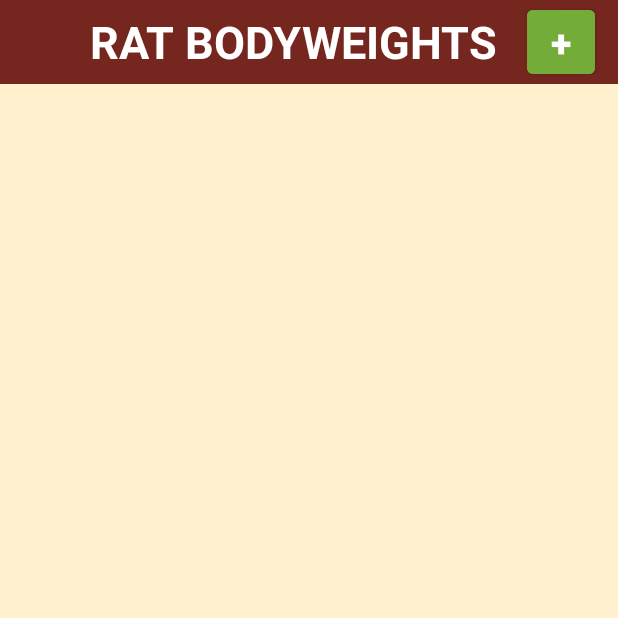
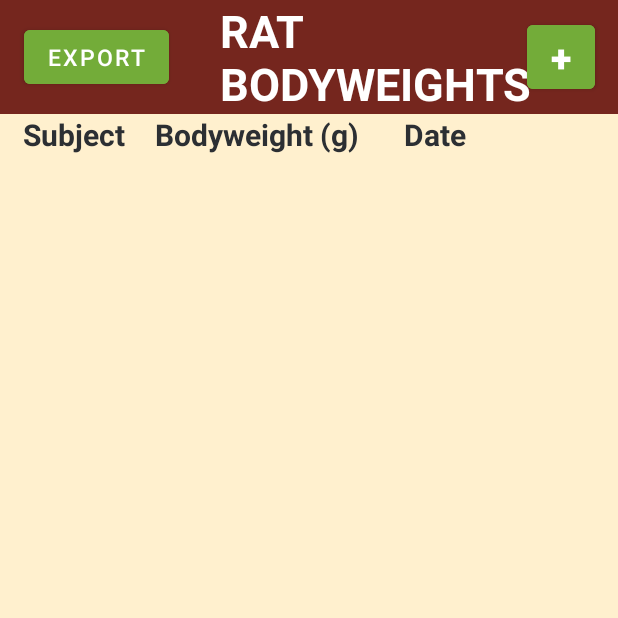
Before and after one commit to KaptainKris92/RatDatabase_3, an Android app: the screen it shows after launch (BodyweightActivity), on a phone screen of 412 x 824 dp, the top half of it. Run offline under Robolectric (Android 15) with nearby library versions, the phone set to English and light mode, and no system bars; libraries missing offline, so code that uses them is left out: com.ajts.androidmads.

Commit message:
Working 'Export' button:  Exports database as ''.xls' file and sends via attachment to hard-coded e-mail address (krisadamatzky@yahoo.co.uk).

```diff
--- a/app/build.gradle
+++ b/app/build.gradle
@@ -5,6 +5,8 @@ plugins {
 android {
     compileSdkVersion 30
     buildToolsVersion "30.0.3"
+
+
 
     defaultConfig {
         applicationId "com.example.ratdatabase3"
@@ -22,9 +24,11 @@ android {
             proguardFiles getDefaultProguardFile('proguard-android-optimize.txt'), 'proguard-rules.pro'
         }
     }
+
     compileOptions {
         sourceCompatibility JavaVersion.VERSION_1_8
         targetCompatibility JavaVersion.VERSION_1_8
+
     }
     ndkVersion '22.1.7171670'
 }
@@ -37,4 +41,5 @@ dependencies {
     testImplementation 'junit:junit:4.+'
     androidTestImplementation 'androidx.test.ext:junit:1.1.2'
     androidTestImplementation 'androidx.test.espresso:espresso-core:3.3.0'
+    compile 'com.ajts.androidmads.SQLite2Excel:library:1.0.2'
 }
--- a/app/src/main/java/com/example/ratdatabase3/SQLiteManager.java
+++ b/app/src/main/java/com/example/ratdatabase3/SQLiteManager.java
@@ -17,7 +17,7 @@ import java.text.SimpleDateFormat;
 public class SQLiteManager extends SQLiteOpenHelper {
 
     private static SQLiteManager sqLiteManager;
-    private static final String DATABASE_NAME = "RatDB";
+    public static final String DATABASE_NAME = "RatDB";
     private static final int DATABASE_VERSION = 3;
     private static final String TABLE_NAME = "Rat3";
     private static final String COUNTER = "Counter";
@@ -45,7 +45,13 @@ public class SQLiteManager extends SQLiteOpenHelper {
         return sqLiteManager;
     }
 
-    public void onCreate(SQLiteDatabase sqLiteDatabase)
+    @Override
+    public void onOpen(SQLiteDatabase db) {
+        db.disableWriteAheadLogging();  // Here the solution
+        super.onOpen(db);
+    }
+
+    public void onCreate(SQLiteDatabase db)
     {
         StringBuilder sql;
         sql = new StringBuilder()
@@ -67,7 +73,8 @@ public class SQLiteManager extends SQLiteOpenHelper {
                 .append(DELETED_FIELD)
                 .append(" TEXT)");
 
-        sqLiteDatabase.execSQL(sql.toString());
+        db.execSQL(sql.toString());
+        db.disableWriteAheadLogging();
     }
 
     @Override
@@ -78,6 +85,7 @@ public class SQLiteManager extends SQLiteOpenHelper {
         // Create tables again
         onCreate(db);
     }
+
 
     public void addRatToDatabase (Rat rat)
     {
@@ -148,4 +156,6 @@ public class SQLiteManager extends SQLiteOpenHelper {
 
     }
 
+
+
 }
--- a/app/src/main/res/layout/activity_rat_bodyweights.xml
+++ b/app/src/main/res/layout/activity_rat_bodyweights.xml
@@ -18,6 +18,18 @@
         android:theme="?actionBarTheme"
         android:background="@color/c6Red">
 
+        <Button
+            android:id="@+id/exportTable"
+            android:layout_height="wrap_content"
+            android:layout_width="wrap_content"
+            android:layout_gravity="left"
+            android:backgroundTint="@color/c8Green"
+            android:text="Export"
+            android:textColor="@color/offWhite"
+            android:textSize="15dp"
+            android:onClick="exportTable"
+            />
+
         <TextView
             android:layout_height="wrap_content"
             android:layout_width="wrap_content"
@@ -26,8 +38,10 @@
             android:textColor="@color/white"
             android:textStyle="bold"
             android:layout_gravity="center"
-            android:layout_marginRight="20dp"
+            android:layout_marginLeft="50dp"
             />
+
+
 
         <Button
             android:id="@+id/add_rat"
@@ -42,19 +56,53 @@
             android:textStyle="bold"
             android:layout_marginRight="15dp"/>
 
+
+
     </androidx.appcompat.widget.Toolbar>
+
+    <TableRow
+        android:layout_height="wrap_content"
+        android:layout_width="wrap_content"
+        android:layout_gravity="left">
+
+    <TextView
+        android:layout_width="wrap_content"
+        android:layout_height="wrap_content"
+        android:text="Subject"
+        android:textStyle="bold"
+        android:textSize="20sp"
+        android:textColor="@color/darkGray"
+        android:paddingLeft="15dp"/>
+
+        <TextView
+            android:layout_width="wrap_content"
+            android:layout_height="wrap_content"
+            android:text="Bodyweight (g)"
+            android:textStyle="bold"
+            android:textSize="20sp"
+            android:layout_marginLeft="20dp"
+            android:textColor="@color/darkGray"/>
+
+        <TextView
+            android:layout_width="wrap_content"
+            android:layout_height="wrap_content"
+            android:text="Date"
+            android:textStyle="bold"
+            android:textSize="20sp"
+            android:layout_marginLeft="30dp"
+            android:textColor="@color/darkGray"/>
+
+   />
+
+    </TableRow>
 
     <ListView
         android:id="@+id/ratListView"
         android:layout_width="match_parent"
-        android:layout_height="match_parent"
+        android:layout_height="wrap_content"
         android:layout_marginTop="3dp"
-        android:dividerHeight="3dp"
-        android:divider="@color/darkGray"/>
-
-
-
-
+        android:divider="@color/darkGray"
+        android:dividerHeight="2dp" />
 
 
 </LinearLayout>
--- /dev/null
+++ b/app/src/main/res/xml/provider_paths.xml
@@ -0,0 +1,4 @@
+<?xml version="1.0" encoding="utf-8"?>
+<paths>
+    <external-path name="Rats" path="./"/>
+</paths>
```
Also changed, not shown: app/src/main/AndroidManifest.xml (+14 -2 lines), app/src/main/java/com/example/ratdatabase3/BodyweightActivity.java (+69 -3 lines), app/src/main/res/drawable/save_button.xml (deleted, +0 -7 lines), app/src/main/res/layout/rat_cell.xml (+24 -12 lines).
